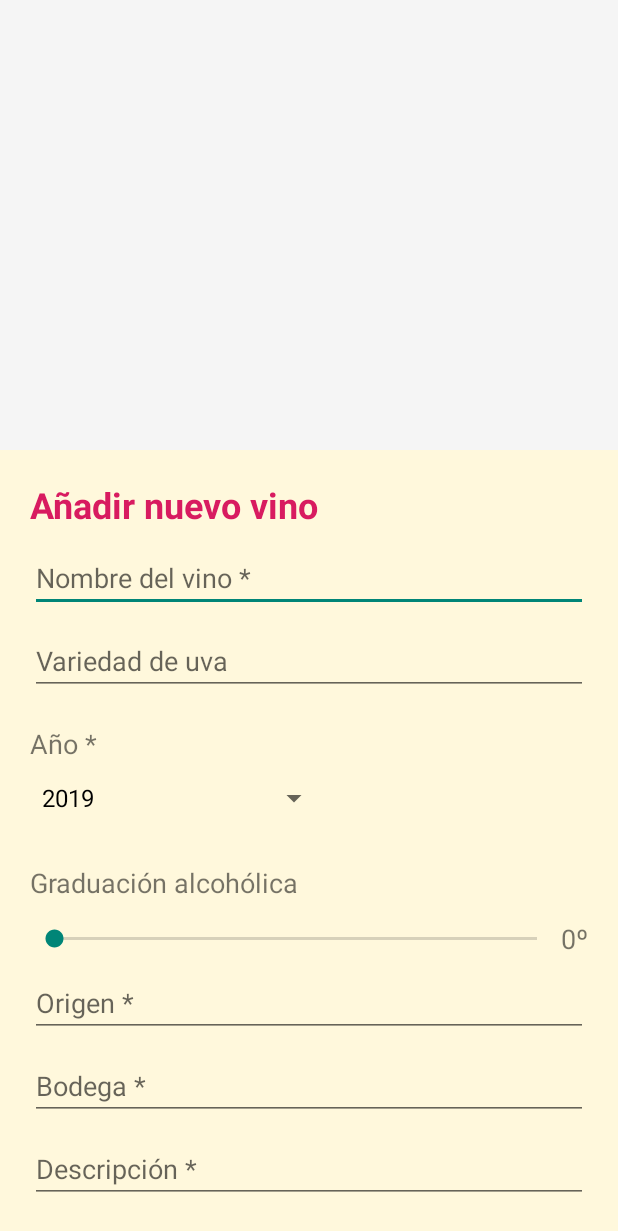
After one commit to ciceiOSAndroid/Vinum, an Android app: the AgregarVinosActivity screen opened directly, with no data from a screen before it, on a phone screen of 412 x 824 dp. The commit adds this screen. Shown: the top 1231 px of the screen. Run offline under Robolectric (Android 15) with nearby library versions, the phone set to English and light mode, and no system bars; our stand-ins replace Firebase (no records; nobody signed in at launch, a user with empty details on screens opened directly).

Commit message:
Añado mi parte para añadir vinos al Database de FIrebase

```diff
--- a/app/src/main/AndroidManifest.xml
+++ b/app/src/main/AndroidManifest.xml
@@ -19,6 +19,7 @@
         android:icon="@mipmap/ic_launcher"
         android:label="@string/app_name"
         android:roundIcon="@mipmap/ic_launcher_round"
+        android:windowSoftInputMode="adjustResize"
         android:supportsRtl="true"
         android:theme="@style/AppTheme">
 
@@ -49,6 +50,9 @@
                 android:name=".MapsActivity"
                 android:label="@string/title_activity_maps">
         </activity>
+        <activity
+                android:name=".AgregarVinosActivity"
+                android:theme="@style/Theme.AppCompat.Light.NoActionBar"/>
         <activity android:name=".CameraVinumActivity">
             <intent-filter>
                 <action android:name="android.intent.action.VIEW"/>
--- /dev/null
+++ b/app/src/main/java/com/m600/alumnos/cice/vinum/AgregarVinosActivity.kt
@@ -0,0 +1,204 @@
+package com.m600.alumnos.cice.vinum
+
+import android.graphics.Bitmap
+import android.os.Bundle
+import android.os.Parcelable
+import android.support.v7.app.AppCompatActivity
+import android.util.Log
+import android.view.View
+import android.widget.AdapterView
+import android.widget.ArrayAdapter
+import android.widget.SeekBar
+import android.widget.Toast
+import com.google.firebase.database.DatabaseReference
+import com.google.firebase.database.FirebaseDatabase
+import com.google.firebase.storage.FirebaseStorage
+import kotlinx.android.synthetic.main.activity_agregar_vino.*
+import java.util.*
+
+class AgregarVinosActivity : AppCompatActivity() {
+
+    private var bitmapImage: Bitmap? = null
+    private lateinit var FirebaseBD: DatabaseReference // BD FIREBASE
+    lateinit var BD_vinos: BD
+    val storage = FirebaseStorage.getInstance()
+
+    override fun onCreate(savedInstanceState: Bundle?) {
+        super.onCreate(savedInstanceState)
+        setContentView(R.layout.activity_agregar_vino)
+
+        //Conecto la seekbar del layout al TextView
+        conectarSeekBar()
+
+        //Agrego la foto que me envia la activity Camara
+        agregarFoto()
+
+        //Configuro el spinner
+        configurarSpinner()
+
+        //Crear una instanca para el Firebase DataBase
+        FirebaseBD = FirebaseDatabase.getInstance().reference
+        BD_vinos = BD()
+
+    }
+
+
+    /**
+     * Enlazo el movimieto de la seekbar con el textview
+     */
+    private fun conectarSeekBar() {
+
+        graduacion_SB.setOnSeekBarChangeListener(object : SeekBar.OnSeekBarChangeListener {
+
+            override fun onProgressChanged(seekBar: SeekBar, i: Int, b: Boolean) {
+                resultado_TV.text = "${i}º"
+            }
+
+            override fun onStartTrackingTouch(seekBar: SeekBar?) {
+            }
+
+            override fun onStopTrackingTouch(seekBar: SeekBar?) {
+            }
+
+        })
+    }
+
+    /**
+     * Al clicar el boton agregar añade el vino  a la database
+     */
+    fun agregarVino(view: View) {
+
+        Log.i("TAG", "${fecha_ET.selectedItem.toString().toLong()}")
+
+
+        if (vino_IV != null) {
+
+            BD_vinos.subirFoto(
+                storage,
+                vino_IV,
+                "${nombre_ET.text}${fecha_ET.selectedItemId}${ratingBar.rating}"
+            )
+
+            var intento = 0
+
+            Thread {
+                /**[2]**/ // hará 30 comprobaciones cada 200m hasta que se haya subido la imagen
+                while (intento != 30) {
+
+                    Thread.sleep(200)
+
+                    if (BD_vinos.urlImagen == null) {
+
+                        intento++
+
+                        if (intento == 30) {
+
+                            runOnUiThread {
+                                Toast.makeText(
+                                    this,
+                                    "No se ha podido subir la foto intentalo de nuevo",
+                                    Toast.LENGTH_LONG
+                                ).show()
+                            }
+                        }
+
+                    } else {
+
+                        val vino = Vino2()
+
+                        vino.nombre = nombre_ET.text.toString()
+                        vino.anio = fecha_ET.selectedItem.toString().toLong()
+                        vino.bodega = bodega_ET.text.toString()
+                        vino.descripcion = descripcion_ET.text.toString()
+                        vino.grados = resultado_TV.text.toString()
+                        vino.uva = uva_ET.text.toString()
+                        vino.origen = origen_ET.text.toString()
+                        vino.puntuacion = ratingBar.rating.toLong() * 2
+                        vino.imagen = bitmapImage
+                        vino.imagenUrl = BD_vinos.urlImagen
+
+
+                        val resultado = BD_vinos.guardarVino(FirebaseBD, vino)
+
+                        intento = 30
+
+                        if (resultado.second) {
+
+                            runOnUiThread {
+                                Toast.makeText(
+                                    this, resultado.first, Toast.LENGTH_LONG
+                                ).show()
+
+                            }
+
+                        } else {
+
+                            runOnUiThread {
+                                Toast.makeText(
+                                    this, resultado.first, Toast.LENGTH_LONG
+                                ).show()
+                            }
+                        }
+
+                    }
+
+
+                }
+            }.start()
+        }
+
+    }
+
+
+    /**
+     * Agrega la imagen recibida como extra al layout
+     */
+    fun agregarFoto() {
+
+        try {
+            var foto = intent.getParcelableArrayListExtra<Parcelable>("imageUri")
+
+            vino_IV.setImageBitmap(foto[0] as Bitmap)
+            bitmapImage = foto[0] as Bitmap
+        } catch (e: Exception) {
+            e.printStackTrace()
+        }
+    }
+
+    /**
+     * Configura las diferencetes opciones del spinner
+     */
+    fun configurarSpinner() {
+
+        val myStrings = mutableListOf<Long>()
+
+        var i = 0
+        var fecha: Long = Calendar.getInstance().get(Calendar.YEAR).toLong()
+        while (i < 218) {
+            myStrings.add(fecha)
+            i += 1
+            fecha -= 1
+        }
+
+
+        fecha_ET.adapter = ArrayAdapter(this, android.R.layout.simple_spinner_dropdown_item, myStrings)
+
+
+        fecha_ET.onItemSelectedListener = object : AdapterView.OnItemSelectedListener {
+            override fun onNothingSelected(p0: AdapterView<*>?) {
+            }
+
+            override fun onItemSelected(p0: AdapterView<*>?, p1: View?, p2: Int, p3: Long) {
+            }
+
+        }
+    }
+
+    /**
+     * Finalizo el activity, vuelvo a la camra por si se quiere repetir la foto
+     */
+    fun cancelarAction(view: View) {
+
+        finish()
+    }
+}
--- a/app/src/main/java/com/m600/alumnos/cice/vinum/CameraVinumActivity.kt
+++ b/app/src/main/java/com/m600/alumnos/cice/vinum/CameraVinumActivity.kt
@@ -190,7 +190,7 @@ class CameraVinumActivity : AppCompatActivity() {
      */
     fun AgregarPhotoButton(view: View) {
         if(imagenes.size>0) {
-            //val intent = Intent(this, AgregarVinosActivity::class.java)
+            val intent = Intent(this, AgregarVinosActivity::class.java)
             intent.putExtra("codigo", "photo")
             intent.putParcelableArrayListExtra("imageUri", imagenes)
             startActivity(intent)
--- a/app/src/main/java/com/m600/alumnos/cice/vinum/MainActivity.kt
+++ b/app/src/main/java/com/m600/alumnos/cice/vinum/MainActivity.kt
@@ -11,7 +11,7 @@ class MainActivity : AppCompatActivity() {
     override fun onCreate(savedInstanceState: Bundle?) {
         super.onCreate(savedInstanceState)
         setContentView(R.layout.activity_main)
-        var intent = Intent(this,MapsActivity::class.java)
+        var intent = Intent(this,CameraVinumActivity::class.java)
         startActivity(intent)
     }
 }
--- /dev/null
+++ b/app/src/main/res/layout/activity_agregar_vino.xml
@@ -0,0 +1,207 @@
+<?xml version="1.0" encoding="utf-8"?>
+<android.support.design.widget.CoordinatorLayout xmlns:android="http://schemas.android.com/apk/res/android"
+                                                 xmlns:app="http://schemas.android.com/apk/res-auto"
+                                                 xmlns:tools="http://schemas.android.com/tools"
+                                                 android:layout_width="match_parent"
+                                                 android:layout_height="match_parent"
+                                                 tools:context=".AgregarVinosActivity">
+
+    <android.support.design.widget.AppBarLayout
+            android:layout_width="match_parent"
+            android:layout_height="300dp"
+            android:fitsSystemWindows="true"
+            android:theme="@style/Base.ThemeOverlay.AppCompat.Dark.ActionBar">
+
+        <android.support.design.widget.CollapsingToolbarLayout
+                android:layout_width="match_parent"
+                android:layout_height="match_parent"
+                android:fitsSystemWindows="true"
+                app:layout_scrollFlags="scroll|exitUntilCollapsed">
+            <!-- app:expandedTitleTextAppearance="@color/colorTransparent"
+            -->
+
+
+            <ImageView
+                    android:id="@+id/vino_IV"
+                    android:layout_width="match_parent"
+                    android:layout_height="match_parent"
+                    android:adjustViewBounds="true"
+                    android:cropToPadding="true"
+                    android:scaleType="centerCrop"
+                    app:layout_collapseMode="parallax"
+                    android:contentDescription="@string/description"/>
+
+
+        </android.support.design.widget.CollapsingToolbarLayout>
+
+
+    </android.support.design.widget.AppBarLayout>
+
+    <android.support.v4.widget.NestedScrollView
+            android:layout_width="match_parent"
+            android:layout_height="match_parent"
+            android:background="@color/fondo"
+            android:padding="20dp"
+            app:layout_behavior="@string/appbar_scrolling_view_behavior">
+
+
+        <RelativeLayout
+                android:layout_width="match_parent"
+                android:layout_height="wrap_content">
+
+            <TextView
+                    android:id="@+id/titulo_TV"
+                    android:layout_width="match_parent"
+                    android:layout_height="wrap_content"
+                    android:layout_marginBottom="10dp"
+                    android:text="@string/a_adir_nuevo_vino"
+                    android:textColor="@color/colorAccent"
+                    android:textSize="24sp"
+                    android:textStyle="bold"/>
+
+            <EditText
+                    android:id="@+id/nombre_ET"
+                    android:layout_width="match_parent"
+                    android:layout_height="wrap_content"
+                    android:layout_below="@id/titulo_TV"
+                    android:layout_marginBottom="10dp"
+                    android:hint="@string/nombre_del_vino"
+                    android:inputType="text"/>
+
+            <EditText
+                    android:id="@+id/uva_ET"
+                    android:layout_width="match_parent"
+                    android:layout_height="wrap_content"
+                    android:layout_below="@id/nombre_ET"
+                    android:layout_marginBottom="20dp"
+                    android:hint="@string/variedad_de_uva"
+                    android:inputType="text"/>
+
+
+            <TextView
+                    android:id="@+id/textView2"
+                    android:layout_width="wrap_content"
+                    android:layout_height="wrap_content"
+                    android:text="@string/a_o"
+                    android:textSize="18sp"
+                    android:layout_below="@id/uva_ET"/>
+
+            <Spinner
+                    android:id="@+id/fecha_ET"
+                    android:layout_width="200dp"
+                    android:layout_height="wrap_content"
+                    android:layout_below="@id/textView2"
+                    android:layout_marginBottom="20dp"
+            />
+
+            <TextView
+                    android:id="@+id/titulo2_TV"
+                    android:layout_width="match_parent"
+                    android:layout_height="wrap_content"
+
+                    android:layout_below="@id/fecha_ET"
+                    android:layout_marginBottom="5dp"
+                    android:text="@string/graduaci_n_alcoh_lica"
+                    android:textSize="18sp"/>
+
+            <SeekBar
+                    android:id="@+id/graduacion_SB"
+                    android:layout_width="match_parent"
+                    android:layout_height="40dp"
+                    android:layout_below="@id/titulo2_TV"
+                    android:layout_marginEnd="0dp"
+                    android:layout_toStartOf="@+id/resultado_TV"
+                    android:max="100"/>
+
+            <TextView
+                    android:id="@+id/resultado_TV"
+                    android:layout_width="wrap_content"
+                    android:layout_height="40dp"
+                    android:layout_below="@id/titulo2_TV"
+                    android:layout_alignEnd="@id/titulo2_TV"
+                    android:gravity="center"
+                    android:text="@string/_0"
+                    android:textSize="18sp"/>
+
+            <EditText
+                    android:id="@+id/origen_ET"
+                    android:layout_width="match_parent"
+                    android:layout_height="wrap_content"
+                    android:layout_below="@id/resultado_TV"
+                    android:layout_marginBottom="10dp"
+                    android:ems="10"
+                    android:hint="@string/origen"
+                    android:inputType="text"
+            />
+
+            <EditText
+                    android:id="@+id/bodega_ET"
+                    android:layout_width="match_parent"
+                    android:layout_height="wrap_content"
+                    android:layout_below="@id/origen_ET"
+                    android:layout_marginBottom="10dp"
+                    android:ems="10"
+                    android:hint="@string/bodega"
+                    android:inputType="text"/>
+
+            <EditText
+                    android:id="@+id/descripcion_ET"
+                    android:layout_width="match_parent"
+                    android:layout_height="wrap_content"
+                    android:layout_below="@id/bodega_ET"
+                    android:layout_marginBottom="20dp"
+                    android:ems="10"
+                    android:hint="@string/descripci_n"
+                    android:inputType="textMultiLine"
+            />
+
+            <TextView
+                    android:id="@+id/titulo3_TV"
+                    android:layout_width="match_parent"
+                    android:layout_height="wrap_content"
+                    android:layout_below="@id/descripcion_ET"
+                    android:layout_marginBottom="20dp"
+                    android:text="@string/valoraci_n"
+                    android:textSize="18sp"/>
+
+            <RatingBar
+                    android:id="@+id/ratingBar"
+                    android:layout_width="wrap_content"
+                    android:layout_height="wrap_content"
+                    android:layout_below="@+id/titulo3_TV"
+                    android:layout_centerHorizontal="true"
+                    android:layout_marginBottom="20dp"
+                    android:isIndicator="false"
+                    android:numStars="5"
+                    android:rating="0"
+                    android:stepSize="1"/>
+
+            <Button
+                    android:id="@+id/agregarButton"
+                    android:layout_width="wrap_content"
+                    android:layout_height="wrap_content"
+                    android:layout_below="@id/ratingBar"
+                    android:layout_alignEnd="@id/ratingBar"
+                    android:background="@color/colorPrimary"
+                    android:onClick="agregarVino"
+                    android:text="@string/agregar"
+                    android:textColor="@android:color/white"/>
+
+            <Button
+                    android:id="@+id/cancelarButton"
+                    android:layout_width="wrap_content"
+                    android:layout_height="wrap_content"
+                    android:layout_below="@id/ratingBar"
+                    android:layout_alignStart="@id/ratingBar"
+                    android:background="@color/colorPrimary"
+                    android:text="@string/cancelar"
+                    android:textColor="@android:color/white" android:onClick="cancelarAction"/>
+
+
+        </RelativeLayout>
+
+
+    </android.support.v4.widget.NestedScrollView>
+
+
+</android.support.design.widget.CoordinatorLayout>
--- a/app/src/main/res/values/strings.xml
+++ b/app/src/main/res/values/strings.xml
@@ -9,4 +9,17 @@
     <string name="click_photo_vinum">*Click Photo Vinum*</string>
     <string name="a_adir_vino">AÑADIR VINO</string>
     <string name="toma_tu_foto_si_te_gusta_a_ade_tu_vinum">Toma tu foto. Si te gusta, añade tu Vinum</string>
+    <string name="variedad_de_uva">Variedad de uva</string>
+    <string name="a_o">Año *</string>
+    <string name="bodega">Bodega *</string>
+    <string name="cancelar">Cancelar</string>
+    <string name="descripci_n">Descripción *</string>
+    <string name="origen">Origen *</string>
+    <string name="nombre_del_vino">Nombre del vino *</string>
+    <string name="agregar">Agregar</string>
+    <string name="_0">0º</string>
+    <string name="graduaci_n_alcoh_lica">Graduación alcohólica</string>
+    <string name="valoraci_n">Valoración</string>
+    <string name="description">Description</string>
+    <string name="a_adir_nuevo_vino">Añadir nuevo vino</string>
 </resources>
--- a/build.gradle
+++ b/build.gradle
@@ -1,13 +1,13 @@
 // Top-level build file where you can add configuration options common to all sub-projects/modules.
 
 buildscript {
-    ext.kotlin_version = '1.2.71'
+    ext.kotlin_version = '1.3.0'
     repositories {
         google()
         jcenter()
     }
     dependencies {
-        classpath 'com.android.tools.build:gradle:3.2.1'
+        classpath 'com.android.tools.build:gradle:3.3.1'
         classpath "org.jetbrains.kotlin:kotlin-gradle-plugin:$kotlin_version"
         classpath 'com.google.gms:google-services:4.0.1'
 
```
Also changed, not shown: gradle/wrapper/gradle-wrapper.properties.
